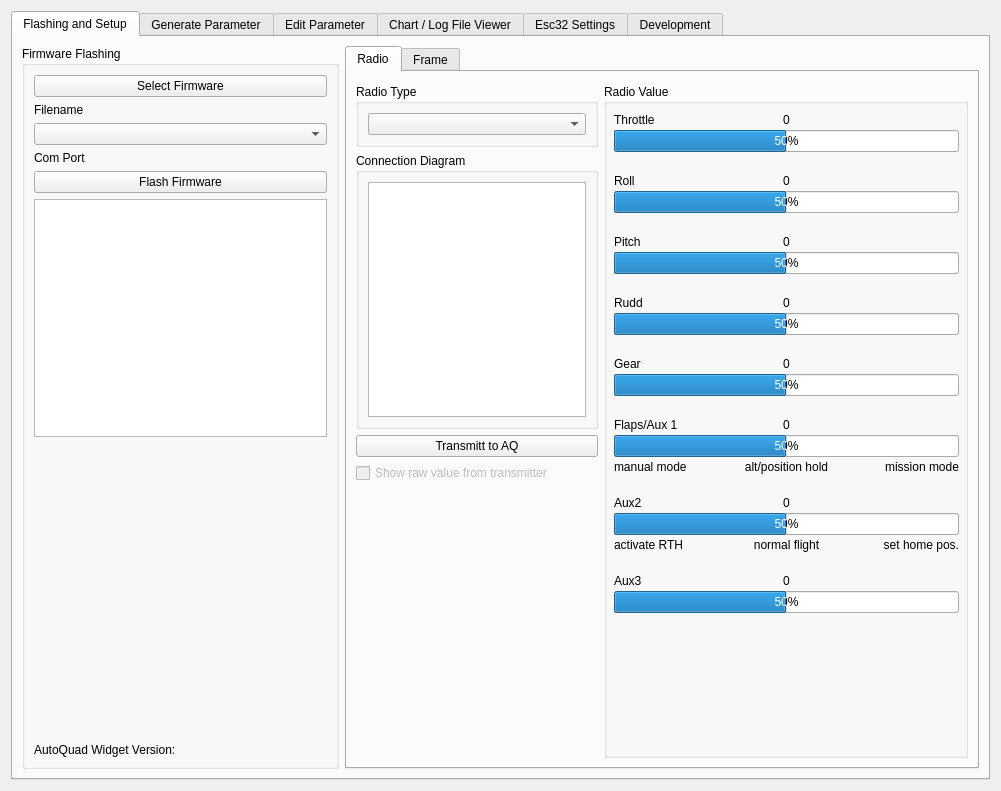
This is src/ui/qgcautoquad.ui in mpaperno/qgroundcontrol_aq as Qt 5 draws it before an edit. The edited form follows.
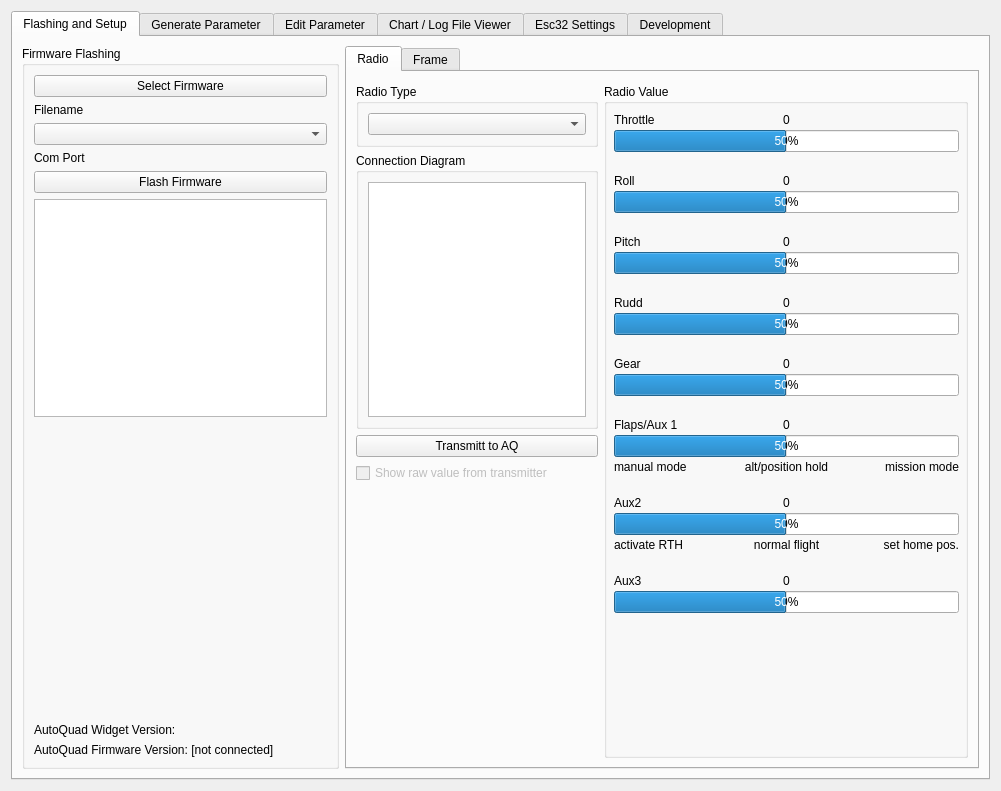
This is the edited form.

Commit message: Add displaying AQ fw version info in UI;

Diff of the .ui file:
```diff
--- a/src/ui/qgcautoquad.ui
+++ b/src/ui/qgcautoquad.ui
@@ -1412,6 +1412,25 @@
             </property>
            </widget>
           </item>
+          <item>
+           <widget class="QLabel" name="lbl_aq_fw_version">
+            <property name="sizePolicy">
+             <sizepolicy hsizetype="Fixed" vsizetype="Preferred">
+              <horstretch>0</horstretch>
+              <verstretch>0</verstretch>
+             </sizepolicy>
+            </property>
+            <property name="toolTip">
+             <string>AutoQuad firmware version</string>
+            </property>
+            <property name="statusTip">
+             <string>AutoQuad firmware version</string>
+            </property>
+            <property name="text">
+             <string>AutoQuad Firmware Version: [not connected]</string>
+            </property>
+           </widget>
+          </item>
          </layout>
         </widget>
        </item>
```
Left out of the diff: 4 changed lines with no effect on the pictures. The commit also changes 2 other files.
